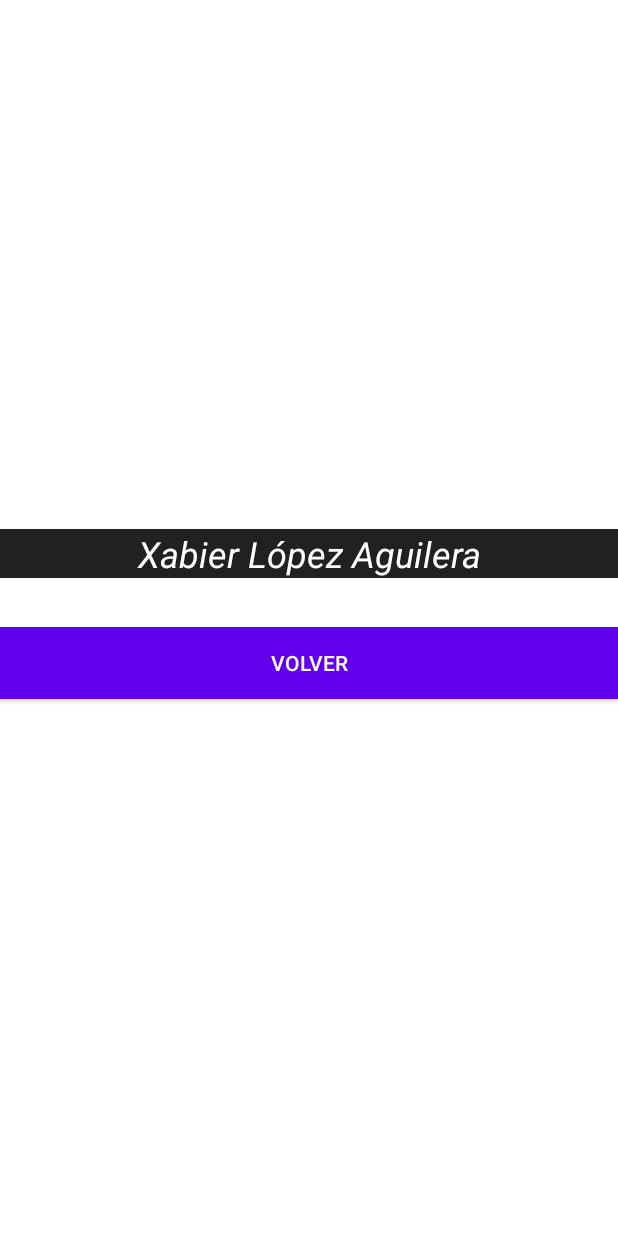
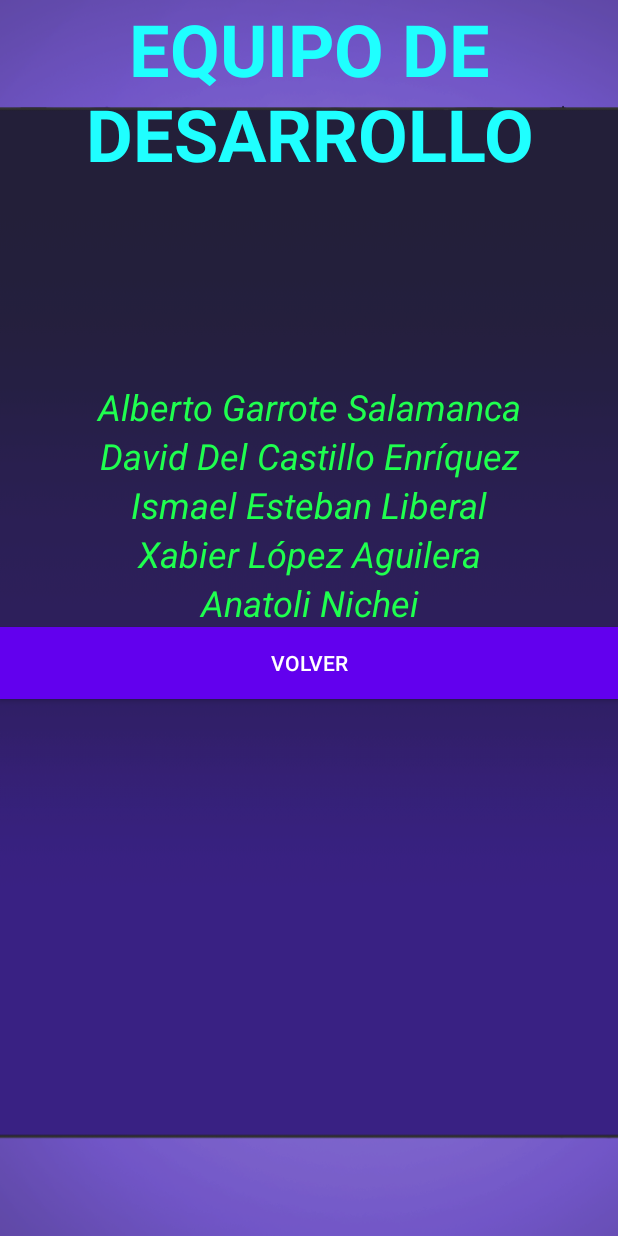
Before and after one commit to DavidDelCastillo/proyectoMovil, an Android app built with Jetpack Compose: the CreditsActivity screen opened directly, with no data from a screen before it, on a phone screen of 412 x 824 dp. Run offline under Robolectric (Android 15) with nearby library versions, the phone set to English and light mode, and no system bars.

Commit message:
Arreglo de Imagen

```diff
--- a/app/src/main/res/layout/credits_menu.xml
+++ b/app/src/main/res/layout/credits_menu.xml
@@ -1,5 +1,24 @@
 <?xml version="1.0" encoding="utf-8"?>
-<LinearLayout xmlns:android="http://schemas.android.com/apk/res/android"
+<androidx.constraintlayout.widget.ConstraintLayout xmlns:android="http://schemas.android.com/apk/res/android"
+    xmlns:app="http://schemas.android.com/apk/res-auto"
+    xmlns:tools="http://schemas.android.com/tools"
+    android:id="@+id/MainMenuRoot"
+    android:layout_width="match_parent"
+    android:layout_height="match_parent"
+    tools:context=".MainActivity"
+    android:background="?attr/colorOnBackground">
+
+    <ImageView
+        android:id="@+id/imageView2"
+        android:layout_width="0dp"
+        android:layout_height="0dp"
+        android:scaleType="fitXY"
+        android:src="@drawable/in2"
+        app:layout_constraintBottom_toBottomOf="parent"
+        app:layout_constraintEnd_toEndOf="parent"
+        app:layout_constraintStart_toStartOf="parent"
+        app:layout_constraintTop_toTopOf="parent" />
+<LinearLayout
     xmlns:tools="http://schemas.android.com/tools"
     android:orientation="vertical"
     android:layout_width="match_parent"
@@ -12,10 +31,10 @@
         android:layout_marginBottom="200px"
         android:gravity="center"
         android:text="EQUIPO DE DESARROLLO"
-        android:textColor="?attr/colorOnPrimary"
+        android:textColor="#1FFFFF"
         android:textSize="48sp"
         android:textStyle="bold"
-        tools:layout_marginTop="100px" />
+        tools:layout_marginTop="200px" />
 
     <TextView
         android:id="@+id/textView2"
@@ -23,7 +42,7 @@
         android:layout_height="wrap_content"
         android:gravity="center"
         android:text="Alberto Garrote Salamanca"
-        android:textColor="?attr/colorOnPrimary"
+        android:textColor="#1FFF4F"
         android:textSize="24sp"
         android:textStyle="italic" />
 
@@ -33,7 +52,7 @@
         android:layout_height="wrap_content"
         android:gravity="center"
         android:text="David Del Castillo Enríquez"
-        android:textColor="?attr/colorOnPrimary"
+        android:textColor="#1FFF4F"
         android:textSize="24sp"
         android:textStyle="italic" />
 
@@ -43,7 +62,7 @@
         android:layout_height="wrap_content"
         android:gravity="center"
         android:text="Ismael Esteban Liberal"
-        android:textColor="?attr/colorOnPrimary"
+        android:textColor="#1FFF4F"
         android:textSize="24sp"
         android:textStyle="italic" />
 
@@ -53,10 +72,9 @@
         android:layout_height="wrap_content"
         android:gravity="center"
         android:text="Xabier López Aguilera"
-        android:textColor="?attr/colorOnPrimary"
+        android:textColor="#1FFF4F"
         android:textSize="24sp"
-        android:textStyle="italic"
-        android:background="?attr/colorOnBackground" />
+        android:textStyle="italic"/>
 
     <TextView
         android:id="@+id/textView6"
@@ -64,7 +82,7 @@
         android:layout_height="wrap_content"
         android:gravity="center"
         android:text="Anatoli Nichei"
-        android:textColor="?attr/colorOnPrimary"
+        android:textColor="#1FFF4F"
         android:textSize="24sp"
         android:textStyle="italic" />
 
@@ -75,5 +93,6 @@
         android:textColor="?attr/colorOnPrimary"
         android:background="?attr/colorPrimary"
         android:text="VOLVER"
-        tools:layout_marginTop="500px" />
+        tools:layout_marginTop="400px" />
 </LinearLayout>
+</androidx.constraintlayout.widget.ConstraintLayout>
```
Also changed, not shown: app/src/main/res/layout/activity_select_difficulty.xml (+23 -3 lines), app/src/main/res/drawable/in2.png.
